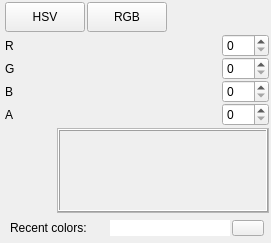
Qt form app/ui/colorinspector.ui (pencil2d/pencil) before a commit.
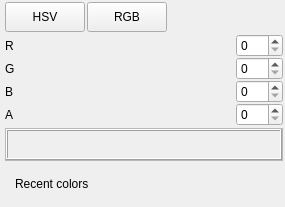
The same form after that commit. Icons and pictures are not drawn. Custom widgets are drawn as their Qt base class.

Commit message: Remove dropdown menu and implement ability to cycle color list via buttons

What changed in the file:
```diff
--- a/app/ui/colorinspector.ui
+++ b/app/ui/colorinspector.ui
@@ -7,8 +7,8 @@
    <rect>
     <x>0</x>
     <y>0</y>
-    <width>271</width>
-    <height>243</height>
+    <width>285</width>
+    <height>207</height>
    </rect>
   </property>
   <property name="baseSize">
@@ -354,37 +354,6 @@
    </item>
    <item>
     <layout class="QHBoxLayout" name="horizontalLayout_2">
-     <item>
-      <widget class="QPushButton" name="lastColorButton">
-       <property name="sizePolicy">
-        <sizepolicy hsizetype="Maximum" vsizetype="Preferred">
-         <horstretch>0</horstretch>
-         <verstretch>0</verstretch>
-        </sizepolicy>
-       </property>
-       <property name="minimumSize">
-        <size>
-         <width>16</width>
-         <height>16</height>
-        </size>
-       </property>
-       <property name="maximumSize">
-        <size>
-         <width>50</width>
-         <height>16777215</height>
-        </size>
-       </property>
-       <property name="autoFillBackground">
-        <bool>false</bool>
-       </property>
-       <property name="text">
-        <string/>
-       </property>
-       <property name="flat">
-        <bool>true</bool>
-       </property>
-      </widget>
-     </item>
      <item>
       <widget class="QFrame" name="colorWrapper">
        <property name="autoFillBackground">
@@ -442,113 +411,46 @@
       <number>5</number>
      </property>
      <item>
-      <widget class="QLabel" name="label">
-       <property name="text">
-        <string>Recent colors:</string>
+      <layout class="QGridLayout" name="gridLayout_2" rowstretch="0,0" columnstretch="0,0,0">
+       <property name="leftMargin">
+        <number>5</number>
        </property>
-      </widget>
-     </item>
-     <item>
-      <widget class="QListView" name="recentColorsList">
-       <property name="minimumSize">
-        <size>
-         <width>120</width>
-         <height>16</height>
-        </size>
+       <property name="topMargin">
+        <number>5</number>
        </property>
-       <property name="maximumSize">
-        <size>
-         <width>120</width>
-         <height>16</height>
-        </size>
+       <property name="rightMargin">
+        <number>5</number>
        </property>
-       <property name="autoFillBackground">
-        <bool>true</bool>
+       <property name="bottomMargin">
+        <number>5</number>
        </property>
-       <property name="frameShape">
-        <enum>QFrame::NoFrame</enum>
+       <property name="horizontalSpacing">
+        <number>5</number>
        </property>
-       <property name="frameShadow">
-        <enum>QFrame::Plain</enum>
-       </property>
-       <property name="lineWidth">
-        <number>0</number>
-       </property>
-       <property name="verticalScrollBarPolicy">
-        <enum>Qt::ScrollBarAlwaysOff</enum>
-       </property>
-       <property name="horizontalScrollBarPolicy">
-        <enum>Qt::ScrollBarAlwaysOff</enum>
-       </property>
-       <property name="autoScroll">
-        <bool>false</bool>
-       </property>
-       <property name="iconSize">
-        <size>
-         <width>16</width>
-         <height>16</height>
-        </size>
-       </property>
-       <property name="movement">
-        <enum>QListView::Static</enum>
-       </property>
-       <property name="flow">
-        <enum>QListView::LeftToRight</enum>
-       </property>
-       <property name="spacing">
-        <number>0</number>
-       </property>
-       <property name="gridSize">
-        <size>
-         <width>22</width>
-         <height>16</height>
-        </size>
-       </property>
-       <property name="viewMode">
-        <enum>QListView::IconMode</enum>
-       </property>
-       <property name="modelColumn">
-        <number>0</number>
-       </property>
-       <property name="uniformItemSizes">
-        <bool>true</bool>
-       </property>
-      </widget>
-     </item>
-     <item>
-      <widget class="QPushButton" name="moreColorButton">
-       <property name="sizePolicy">
-        <sizepolicy hsizetype="Maximum" vsizetype="Preferred">
-         <horstretch>0</horstretch>
-         <verstretch>0</verstretch>
-        </sizepolicy>
-       </property>
-       <property name="minimumSize">
-        <size>
-         <width>32</width>
-         <height>16</height>
-        </size>
-       </property>
-       <property name="maximumSize">
-        <size>
-         <width>32</width>
-         <height>16777215</height>
-        </size>
-       </property>
-       <property name="focusPolicy">
-        <enum>Qt::NoFocus</enum>
-       </property>
-       <property name="autoFillBackground">
-        <bool>false</bool>
-       </property>
-       <property name="text">
-        <string/>
-       </property>
-       <property name="icon">
-        <iconset resource="../data/app.qrc">
-         <normaloff>:/app/icons/new/svg/more_options.svg</normaloff>:/app/icons/new/svg/more_options.svg</iconset>
-       </property>
-      </widget>
+       <item row="0" column="1">
+        <widget class="QLabel" name="label">
+         <property name="text">
+          <string>Recent colors</string>
+         </property>
+        </widget>
+       </item>
+       <item row="0" column="2">
+        <widget class="ColorCarousel" name="colorCarousel" native="true">
+         <property name="minimumSize">
+          <size>
+           <width>170</width>
+           <height>22</height>
+          </size>
+         </property>
+         <property name="maximumSize">
+          <size>
+           <width>16777215</width>
+           <height>22</height>
+          </size>
+         </property>
+        </widget>
+       </item>
+      </layout>
      </item>
     </layout>
    </item>
@@ -561,6 +463,12 @@
    <header>colorslider.h</header>
    <container>1</container>
   </customwidget>
+  <customwidget>
+   <class>ColorCarousel</class>
+   <extends>QWidget</extends>
+   <header>colorcarousel.h</header>
+   <container>1</container>
+  </customwidget>
  </customwidgets>
  <tabstops>
   <tabstop>RedspinBox</tabstop>
```
Left out of the diff: 4 changed lines with no effect on the pictures. The commit also changes 14 other files.
